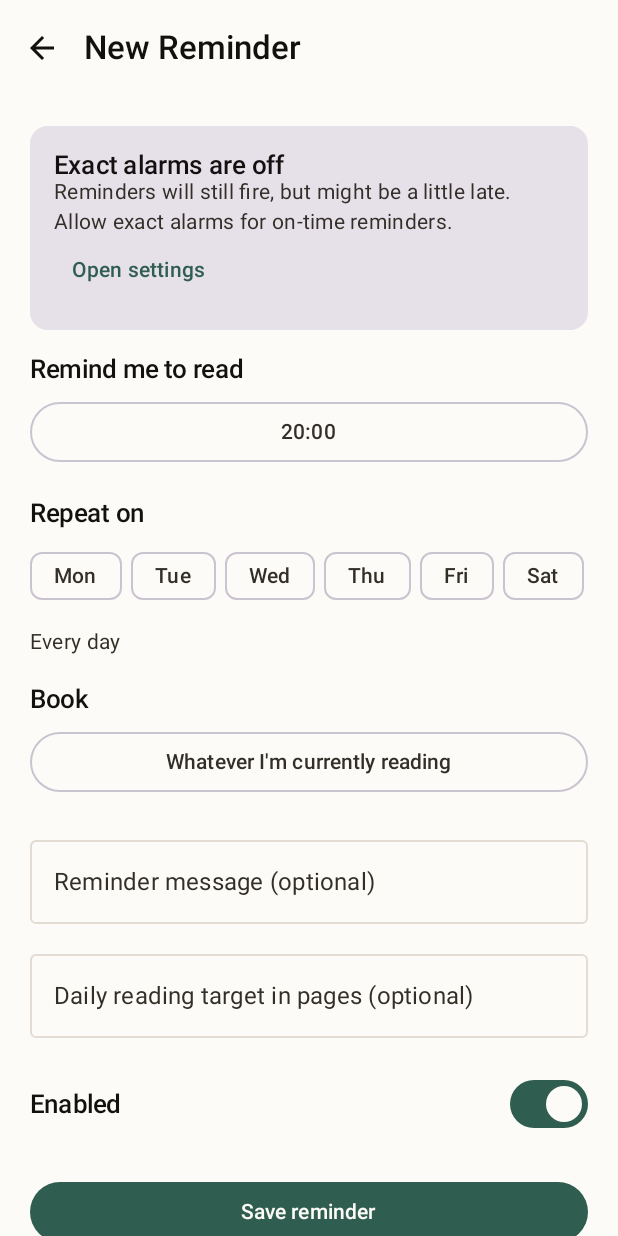
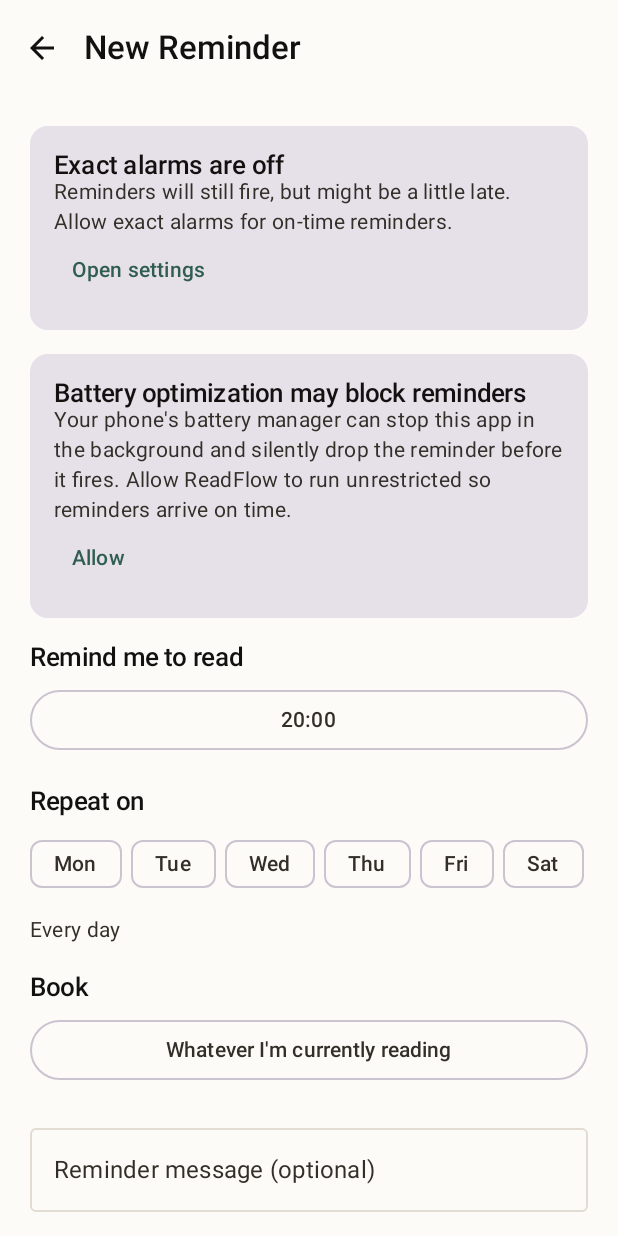
Before and after one commit to abdullahalbahey/studiolaza, an Android app built with Jetpack Compose: the composable ReminderEditorScreen called with empty values, on a phone screen of 412 x 824 dp. Run offline under Robolectric (Android 15) with nearby library versions, the phone set to English and light mode, and no system bars; our stand-ins replace Dagger/Hilt's generated code.

Commit message:
Fix reminders not firing, add custom sound, and add edit support
Three separate real gaps, not one bug:

1. Reminders never actually reached the user on most Samsung/OEM
   devices. AlarmManager scheduling, the broadcast receiver, and the
   notification code were all correct - the missing piece was that
   nothing in the app ever requested exemption from battery
   optimization. OEM battery managers (Samsung's "Put unused apps to
   sleep" especially) can silently kill the process or drop the alarm
   before ReminderReceiver ever runs, with no error anywhere. Added
   AlarmScheduler.isIgnoringBatteryOptimizations() and a card in the
   Reminder Editor (matching the existing exact-alarms card) that
   sends the user to the one-tap system exemption dialog.

2. The notification channel was IMPORTANCE_DEFAULT, which on most OEM
   skins shows silently in the shade rather than popping up. Bumped to
   IMPORTANCE_HIGH (required for a heads-up banner), enabled
   vibration, and set a custom "ting" chime (bundled as
   res/raw/reminder_tone.wav) as the channel's sound instead of the
   generic system default.

3. Editing an existing reminder was impossible from the UI, even
   though ReminderEditorScreen and its ViewModel already fully
   supported loading and editing one by ID (isEditing, pre-filled
   fields, delete). The gap was purely navigational: Settings'
   ReminderRow had no click handler and MainScreen/ReadFlowNavGraph
   never wired a route to it. Added an edit affordance (tap the row or
   its new edit icon) threaded through MainScreen to
   Screen.ReminderEditor.createRoute(reminderId = ...), which already
   existed and worked.

Co-Authored-By: Claude Sonnet 5 <noreply@anthropic.com>
Claude-Session: https://claude.ai/code/session_01MeeJjw2rHq6PkEiuvNvm1p

```diff
--- a/ReadFlow/app/src/main/AndroidManifest.xml
+++ b/ReadFlow/app/src/main/AndroidManifest.xml
@@ -5,6 +5,7 @@
     <uses-permission android:name="android.permission.SCHEDULE_EXACT_ALARM" />
     <uses-permission android:name="android.permission.RECEIVE_BOOT_COMPLETED" />
     <uses-permission android:name="android.permission.WAKE_LOCK" />
+    <uses-permission android:name="android.permission.REQUEST_IGNORE_BATTERY_OPTIMIZATIONS" />
 
     <application
         android:name=".ReadFlowApplication"
--- a/ReadFlow/app/src/main/kotlin/com/readflow/app/reminders/AlarmScheduler.kt
+++ b/ReadFlow/app/src/main/kotlin/com/readflow/app/reminders/AlarmScheduler.kt
@@ -5,6 +5,7 @@ import android.app.PendingIntent
 import android.content.Context
 import android.content.Intent
 import android.os.Build
+import android.os.PowerManager
 import com.readflow.app.data.local.db.entity.ReminderEntity
 import com.readflow.app.domain.ReminderScheduleCalculator
 import dagger.hilt.android.qualifiers.ApplicationContext
@@ -21,6 +22,19 @@ class AlarmScheduler @Inject constructor(
 
     fun canScheduleExactAlarms(): Boolean =
         if (Build.VERSION.SDK_INT >= Build.VERSION_CODES.S) alarmManager.canScheduleExactAlarms() else true
+
+    /**
+     * Whether this app is exempt from system battery optimization. When it isn't, OEM battery
+     * managers (Samsung's "Put unused apps to sleep" especially) can silently kill the process
+     * or defer/drop the alarm before it ever reaches [ReminderReceiver], with no error anywhere -
+     * the reminder just never fires. This is the most common real-world cause of "I set a
+     * reminder and nothing happened" on Android, independent of whether the alarm itself was
+     * scheduled correctly.
+     */
+    fun isIgnoringBatteryOptimizations(): Boolean {
+        val powerManager = context.getSystemService(Context.POWER_SERVICE) as? PowerManager ?: return true
+        return powerManager.isIgnoringBatteryOptimizations(context.packageName)
+    }
 
     fun schedule(reminder: ReminderEntity) {
         if (!reminder.enabled) {
--- a/ReadFlow/app/src/main/kotlin/com/readflow/app/reminders/NotificationHelper.kt
+++ b/ReadFlow/app/src/main/kotlin/com/readflow/app/reminders/NotificationHelper.kt
@@ -57,6 +57,9 @@ class NotificationHelper @Inject constructor(
             .setStyle(NotificationCompat.BigTextStyle().bigText(body))
             .setContentIntent(pendingIntent)
             .setAutoCancel(true)
+            .setCategory(NotificationCompat.CATEGORY_REMINDER)
+            .setPriority(NotificationCompat.PRIORITY_HIGH)
+            .setVisibility(NotificationCompat.VISIBILITY_PUBLIC)
             .addAction(0, context.getString(R.string.notification_action_read_now), pendingIntent)
             .build()
 
--- a/ReadFlow/app/src/main/kotlin/com/readflow/app/ui/main/MainScreen.kt
+++ b/ReadFlow/app/src/main/kotlin/com/readflow/app/ui/main/MainScreen.kt
@@ -33,6 +33,7 @@ import com.readflow.app.ui.settings.SettingsScreen
 fun MainScreen(
     onOpenBook: (Long) -> Unit,
     onOpenReaderDirect: (Long) -> Unit,
+    onEditReminder: (Long) -> Unit,
     pendingImportUri: Uri?,
     onImportUriConsumed: () -> Unit
 ) {
@@ -82,7 +83,7 @@ fun MainScreen(
                     onImportUriConsumed = onImportUriConsumed
                 )
                 1 -> GoalsScreen(onBookClick = onOpenBook)
-                else -> SettingsScreen()
+                else -> SettingsScreen(onEditReminder = onEditReminder)
             }
         }
     }
--- a/ReadFlow/app/src/main/kotlin/com/readflow/app/ui/navigation/ReadFlowNavGraph.kt
+++ b/ReadFlow/app/src/main/kotlin/com/readflow/app/ui/navigation/ReadFlowNavGraph.kt
@@ -62,6 +62,7 @@ fun ReadFlowNavGraph(
             MainScreen(
                 onOpenBook = { bookId -> navController.navigate(Screen.BookDetails.createRoute(bookId)) },
                 onOpenReaderDirect = { bookId -> navController.navigate(Screen.Reader.createRoute(bookId)) },
+                onEditReminder = { reminderId -> navController.navigate(Screen.ReminderEditor.createRoute(reminderId = reminderId)) },
                 pendingImportUri = importUri,
                 onImportUriConsumed = onImportUriConsumed
             )
--- a/ReadFlow/app/src/main/kotlin/com/readflow/app/ui/reminders/ReminderEditorScreen.kt
+++ b/ReadFlow/app/src/main/kotlin/com/readflow/app/ui/reminders/ReminderEditorScreen.kt
@@ -49,7 +49,11 @@ import androidx.compose.ui.platform.LocalContext
 import androidx.compose.ui.unit.dp
 import androidx.core.content.ContextCompat
 import androidx.hilt.navigation.compose.hiltViewModel
+import androidx.lifecycle.Lifecycle
+import androidx.lifecycle.LifecycleEventObserver
 import androidx.lifecycle.compose.collectAsStateWithLifecycle
+import androidx.compose.runtime.DisposableEffect
+import androidx.compose.ui.platform.LocalLifecycleOwner
 
 private val dayLabels = mapOf(1 to "Mon", 2 to "Tue", 3 to "Wed", 4 to "Thu", 5 to "Fri", 6 to "Sat", 7 to "Sun")
 
@@ -71,6 +75,18 @@ fun ReminderEditorScreen(bookId: Long?, reminderId: Long?, onBack: () -> Unit, v
 
     LaunchedEffect(state.saved, state.deleted) {
         if (state.saved || state.deleted) onBack()
+    }
+
+    // The exact-alarm and battery-optimization cards below send the user to system Settings;
+    // re-check both permissions when they come back so the cards clear without needing to
+    // leave and re-enter this screen.
+    val lifecycleOwner = LocalLifecycleOwner.current
+    DisposableEffect(lifecycleOwner) {
+        val observer = LifecycleEventObserver { _, event ->
+            if (event == Lifecycle.Event.ON_RESUME) viewModel.refreshSystemPermissionState()
+        }
+        lifecycleOwner.lifecycle.addObserver(observer)
+        onDispose { lifecycleOwner.lifecycle.removeObserver(observer) }
     }
 
     Scaffold(
@@ -102,6 +118,24 @@ fun ReminderEditorScreen(bookId: Long?, reminderId: Long?, onBack: () -> Unit, v
                                 context.startActivity(Intent(Settings.ACTION_REQUEST_SCHEDULE_EXACT_ALARM, Uri.parse("package:${context.packageName}")))
                             }
                         }) { Text("Open settings") }
+                    }
+                }
+            }
+
+            if (!state.isIgnoringBatteryOptimizations) {
+                Card(modifier = Modifier.fillMaxWidth().padding(bottom = 16.dp)) {
+                    Column(modifier = Modifier.padding(16.dp)) {
+                        Text("Battery optimization may block reminders", style = MaterialTheme.typography.titleMedium)
+                        Text(
+                            "Your phone's battery manager can stop this app in the background and silently drop the reminder before it fires. Allow ReadFlow to run unrestricted so reminders arrive on time.",
+                            style = MaterialTheme.typography.bodyMedium,
+                            color = MaterialTheme.colorScheme.onSurfaceVariant
+                        )
+                        TextButton(onClick = {
+                            context.startActivity(
+                                Intent(Settings.ACTION_REQUEST_IGNORE_BATTERY_OPTIMIZATIONS, Uri.parse("package:${context.packageName}"))
+                            )
+                        }) { Text("Allow") }
                     }
                 }
             }
--- a/ReadFlow/app/src/main/kotlin/com/readflow/app/ui/reminders/ReminderEditorViewModel.kt
+++ b/ReadFlow/app/src/main/kotlin/com/readflow/app/ui/reminders/ReminderEditorViewModel.kt
@@ -30,6 +30,7 @@ data class ReminderEditorUiState(
     val selectedBookTitle: String? = null,
     val availableBooks: List<Pair<Long, String>> = emptyList(),
     val canScheduleExactAlarms: Boolean = true,
+    val isIgnoringBatteryOptimizations: Boolean = true,
     val saved: Boolean = false,
     val deleted: Boolean = false
 )
@@ -88,9 +89,20 @@ class ReminderEditorViewModel @Inject constructor(
                     selectedBookId = bookId,
                     selectedBookTitle = bookTitle,
                     availableBooks = books,
-                    canScheduleExactAlarms = alarmScheduler.canScheduleExactAlarms()
+                    canScheduleExactAlarms = alarmScheduler.canScheduleExactAlarms(),
+                    isIgnoringBatteryOptimizations = alarmScheduler.isIgnoringBatteryOptimizations()
                 )
             }
+        }
+    }
+
+    /** Called when the screen resumes, in case the user just came back from the system settings. */
+    fun refreshSystemPermissionState() {
+        _uiState.update {
+            it.copy(
+                canScheduleExactAlarms = alarmScheduler.canScheduleExactAlarms(),
+                isIgnoringBatteryOptimizations = alarmScheduler.isIgnoringBatteryOptimizations()
+            )
         }
     }
 
```
Also changed, not shown: ReadFlow/app/src/main/kotlin/com/readflow/app/ReadFlowApplication.kt (+12 -1 lines), ReadFlow/app/src/main/kotlin/com/readflow/app/ui/settings/SettingsScreen.kt (+18 -4 lines), 1 other file.
